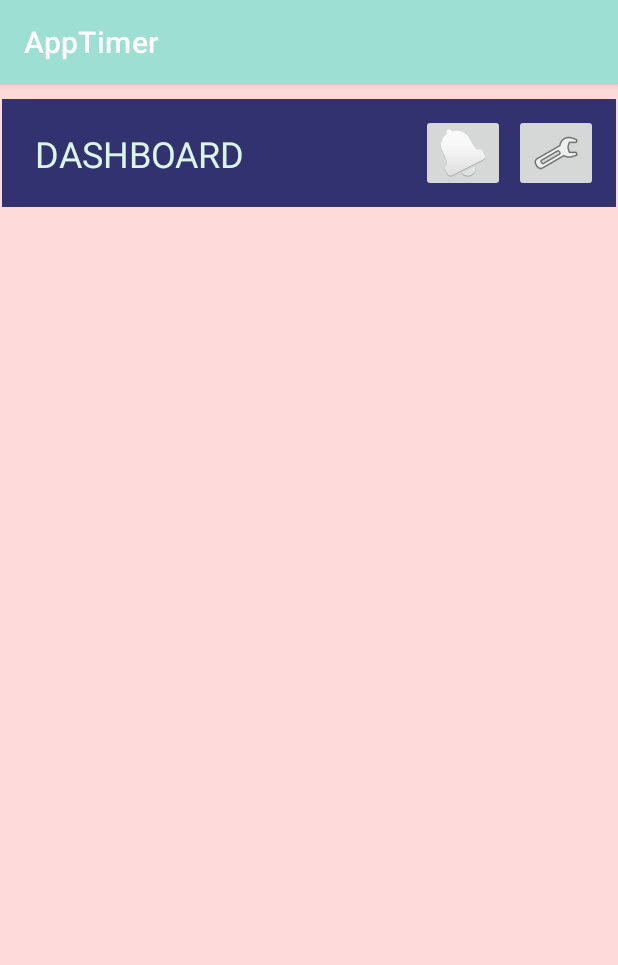
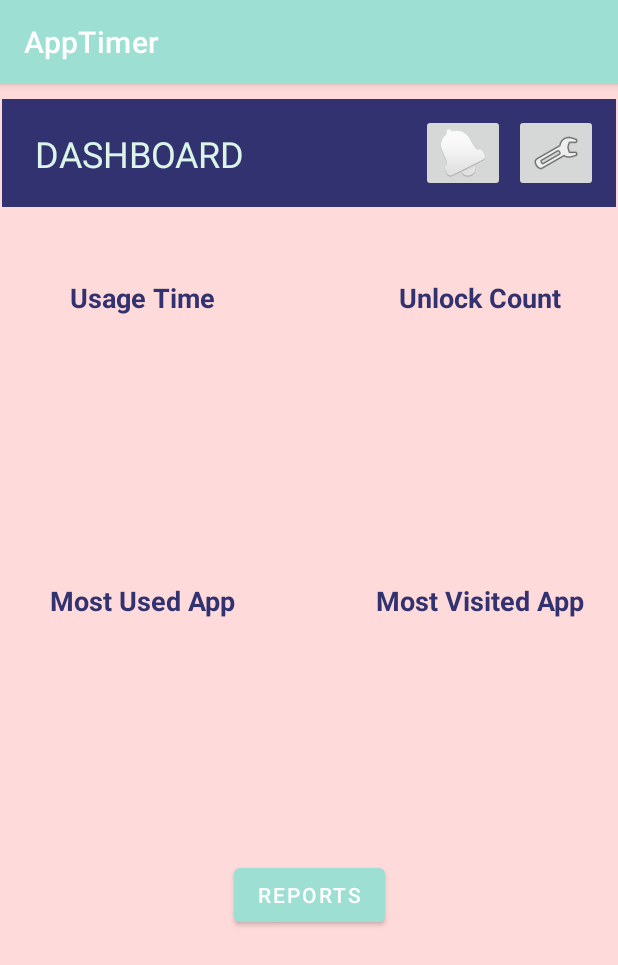
Before and after one commit to prabhatsn1/AppTimer, an Android app: the Dashboard screen opened directly, with no data from a screen before it, on a phone screen of 412 x 824 dp. Shown: the top 965 px of the screen. Run offline under Robolectric (Android 15) with nearby library versions, the phone set to English and light mode, and no system bars.

Commit message:
Dashboard Activity Complete

```diff
--- a/app/src/main/res/layout/activity_dashboard.xml
+++ b/app/src/main/res/layout/activity_dashboard.xml
@@ -8,6 +8,7 @@
     tools:context=".Dashboard">
 
     <androidx.constraintlayout.widget.ConstraintLayout
+        android:id="@+id/constraintLayout"
         android:layout_width="409dp"
         android:layout_height="72dp"
         android:layout_marginTop="10dp"
@@ -21,7 +22,7 @@
             android:layout_width="wrap_content"
             android:layout_height="wrap_content"
             android:layout_marginStart="22dp"
-            android:text="DASHBOARD"
+            android:text="@string/dashboard"
             android:textColor="@color/C2"
             android:textSize="24sp"
             app:layout_constraintBottom_toBottomOf="parent"
@@ -33,6 +34,7 @@
             android:layout_width="wrap_content"
             android:layout_height="wrap_content"
             android:layout_marginEnd="6dp"
+            android:contentDescription="@string/notification"
             app:layout_constraintBottom_toBottomOf="parent"
             app:layout_constraintEnd_toStartOf="@+id/settingBtn"
             app:layout_constraintTop_toTopOf="parent"
@@ -43,10 +45,137 @@
             android:layout_width="wrap_content"
             android:layout_height="wrap_content"
             android:layout_marginEnd="12dp"
+            android:contentDescription="@string/setting"
             app:layout_constraintBottom_toBottomOf="parent"
             app:layout_constraintEnd_toEndOf="parent"
             app:layout_constraintTop_toTopOf="parent"
             app:srcCompat="@android:drawable/ic_menu_manage" />
     </androidx.constraintlayout.widget.ConstraintLayout>
 
+    <LinearLayout
+        android:id="@+id/linearLayout"
+        android:layout_width="139dp"
+        android:layout_height="143dp"
+        android:layout_marginStart="25dp"
+        android:layout_marginTop="48dp"
+        android:orientation="vertical"
+        app:layout_constraintStart_toStartOf="parent"
+        app:layout_constraintTop_toBottomOf="@+id/constraintLayout">
+
+        <TextView
+            android:id="@+id/text1"
+            android:layout_width="match_parent"
+            android:layout_height="wrap_content"
+            android:text="@string/usage_time"
+            android:textAlignment="center"
+            android:textColor="@color/C4"
+            android:textSize="18sp"
+            android:textStyle="bold" />
+
+        <ImageView
+            android:id="@+id/image1"
+            android:layout_width="match_parent"
+            android:layout_height="wrap_content"
+            android:contentDescription="@string/app"
+            tools:srcCompat="@tools:sample/avatars" />
+
+    </LinearLayout>
+
+    <LinearLayout
+        android:layout_width="139dp"
+        android:layout_height="143dp"
+        android:layout_marginStart="86dp"
+        android:layout_marginTop="48dp"
+        android:orientation="vertical"
+        app:layout_constraintStart_toEndOf="@+id/linearLayout"
+        app:layout_constraintTop_toBottomOf="@+id/constraintLayout">
+
+        <TextView
+            android:id="@+id/text2"
+            android:layout_width="match_parent"
+            android:layout_height="wrap_content"
+            android:text="@string/unlock_count"
+            android:textAlignment="center"
+            android:textColor="@color/C4"
+            android:textSize="18sp"
+            android:textStyle="bold" />
+
+        <ImageView
+            android:id="@+id/image2"
+            android:layout_width="match_parent"
+            android:layout_height="wrap_content"
+            android:contentDescription="@string/app"
+            tools:srcCompat="@tools:sample/avatars" />
+
+    </LinearLayout>
+
+    <LinearLayout
+        android:id="@+id/linearLayout2"
+        android:layout_width="139dp"
+        android:layout_height="143dp"
+        android:layout_marginStart="25dp"
+        android:layout_marginTop="250dp"
+        android:orientation="vertical"
+        app:layout_constraintStart_toStartOf="parent"
+        app:layout_constraintTop_toBottomOf="@+id/constraintLayout">
+
+        <TextView
+            android:id="@+id/text3"
+            android:layout_width="match_parent"
+            android:layout_height="wrap_content"
+            android:text="@string/most_used_app"
+            android:textAlignment="center"
+            android:textColor="@color/C4"
+            android:textSize="18sp"
+            android:textStyle="bold" />
+
+        <ImageView
+            android:id="@+id/image3"
+            android:layout_width="match_parent"
+            android:layout_height="wrap_content"
+            android:contentDescription="@string/app"
+            tools:srcCompat="@tools:sample/avatars" />
+
+    </LinearLayout>
+
+    <LinearLayout
+        android:layout_width="139dp"
+        android:layout_height="143dp"
+        android:layout_marginStart="86dp"
+        android:layout_marginTop="250dp"
+        android:orientation="vertical"
+        app:layout_constraintStart_toEndOf="@+id/linearLayout2"
+        app:layout_constraintTop_toBottomOf="@+id/constraintLayout">
+
+        <TextView
+            android:id="@+id/text4"
+            android:layout_width="match_parent"
+            android:layout_height="wrap_content"
+            android:text="@string/most_visited_app"
+            android:textAlignment="center"
+            android:textColor="@color/C4"
+            android:textSize="18sp"
+            android:textStyle="bold" />
+
+        <ImageView
+            android:id="@+id/image4"
+            android:layout_width="match_parent"
+            android:layout_height="wrap_content"
+            android:contentDescription="@string/app"
+            tools:srcCompat="@tools:sample/avatars" />
+
+    </LinearLayout>
+
+    <Button
+        android:id="@+id/reportBtn"
+        android:layout_width="wrap_content"
+        android:layout_height="wrap_content"
+        android:layout_marginTop="41dp"
+        android:text="@string/reports"
+        app:layout_constraintEnd_toEndOf="parent"
+        app:layout_constraintHorizontal_bias="0.5"
+        app:layout_constraintStart_toStartOf="parent"
+        app:layout_constraintTop_toBottomOf="@+id/linearLayout2" />
+
+
 </androidx.constraintlayout.widget.ConstraintLayout>
--- a/app/src/main/res/values/strings.xml
+++ b/app/src/main/res/values/strings.xml
@@ -16,4 +16,13 @@
     <string name="back">Back</string>
     <string name="next">Next</string>
     <string name="select_apps_to_monitor">Select apps to monitor</string>
+    <string name="unlock_count">Unlock Count</string>
+    <string name="most_used_app">Most Used App</string>
+    <string name="most_visited_app">Most Visited App</string>
+    <string name="dashboard">DASHBOARD</string>
+    <string name="usage_time">Usage Time</string>
+    <string name="reports">Reports</string>
+    <string name="app">App</string>
+    <string name="setting">Setting</string>
+    <string name="notification">Notification</string>
 </resources>
```
